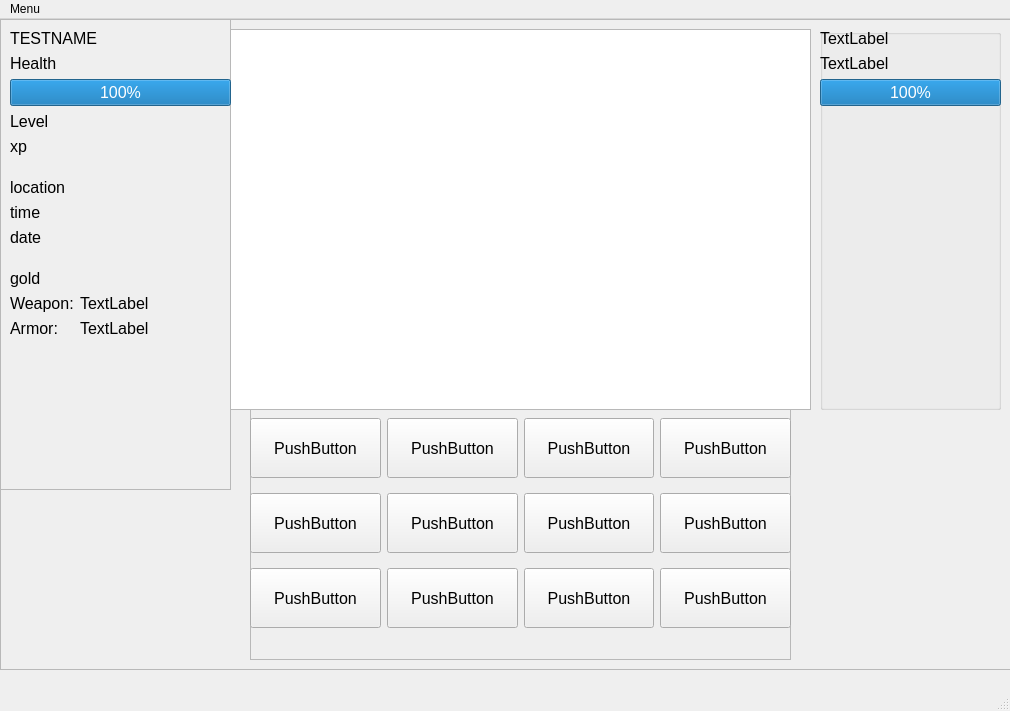
Qt form Game.ui (RobertHalbert/2023GameProject) before a commit.
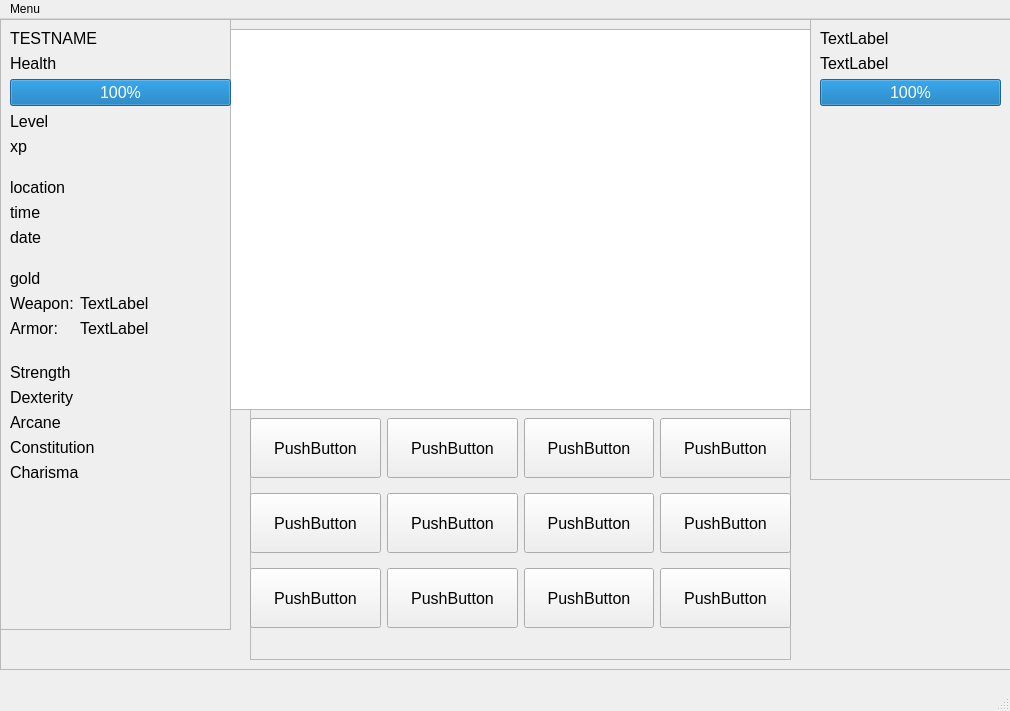
The same form after that commit.

Patch:
```diff
--- a/Game.ui
+++ b/Game.ui
@@ -53,7 +53,7 @@
        <x>0</x>
        <y>0</y>
        <width>231</width>
-       <height>471</height>
+       <height>611</height>
       </rect>
      </property>
      <property name="frameShape">
@@ -68,7 +68,7 @@
         <x>10</x>
         <y>10</y>
         <width>221</width>
-        <height>431</height>
+        <height>481</height>
        </rect>
       </property>
       <layout class="QFormLayout" name="formLayoutInfo">
@@ -195,6 +195,57 @@
          </property>
         </widget>
        </item>
+       <item row="13" column="0" colspan="2">
+        <spacer name="verticalSpacer_3">
+         <property name="orientation">
+          <enum>Qt::Vertical</enum>
+         </property>
+         <property name="sizeType">
+          <enum>QSizePolicy::Preferred</enum>
+         </property>
+         <property name="sizeHint" stdset="0">
+          <size>
+           <width>38</width>
+           <height>13</height>
+          </size>
+         </property>
+        </spacer>
+       </item>
+       <item row="14" column="0" colspan="2">
+        <widget class="QLabel" name="labelStrength">
+         <property name="text">
+          <string>Strength</string>
+         </property>
+        </widget>
+       </item>
+       <item row="15" column="0" colspan="2">
+        <widget class="QLabel" name="labelDexterity">
+         <property name="text">
+          <string>Dexterity</string>
+         </property>
+        </widget>
+       </item>
+       <item row="16" column="0" colspan="2">
+        <widget class="QLabel" name="labelArcane">
+         <property name="text">
+          <string>Arcane</string>
+         </property>
+        </widget>
+       </item>
+       <item row="17" column="0" colspan="2">
+        <widget class="QLabel" name="labelConstitution">
+         <property name="text">
+          <string>Constitution</string>
+         </property>
+        </widget>
+       </item>
+       <item row="18" column="0" colspan="2">
+        <widget class="QLabel" name="labelCharisma">
+         <property name="text">
+          <string>Charisma</string>
+         </property>
+        </widget>
+       </item>
       </layout>
      </widget>
     </widget>
@@ -382,23 +433,26 @@
       </layout>
      </widget>
     </widget>
-    <widget class="QGroupBox" name="groupBoxEnemy">
+    <widget class="QFrame" name="frameEnemyInfo">
      <property name="geometry">
       <rect>
-       <x>820</x>
-       <y>10</y>
-       <width>181</width>
-       <height>381</height>
+       <x>810</x>
+       <y>0</y>
+       <width>201</width>
+       <height>461</height>
       </rect>
      </property>
-     <property name="title">
-      <string/>
+     <property name="frameShape">
+      <enum>QFrame::StyledPanel</enum>
+     </property>
+     <property name="frameShadow">
+      <enum>QFrame::Raised</enum>
      </property>
      <widget class="QWidget" name="formLayoutWidget_2">
       <property name="geometry">
        <rect>
-        <x>0</x>
-        <y>0</y>
+        <x>10</x>
+        <y>10</y>
         <width>181</width>
         <height>321</height>
        </rect>
```
